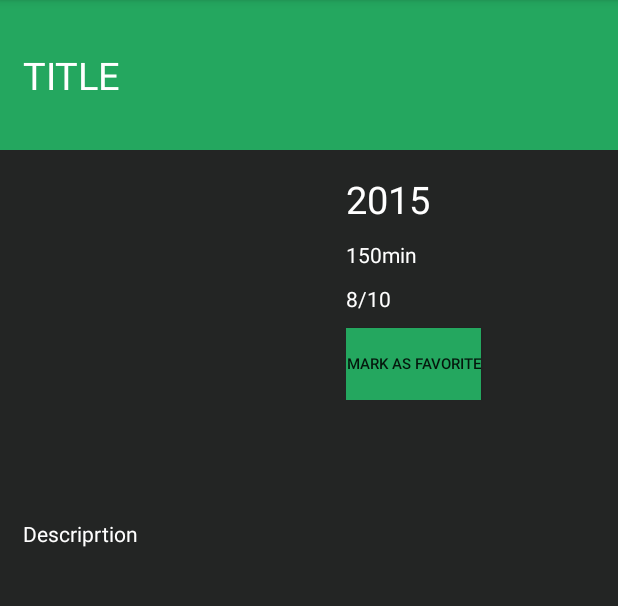
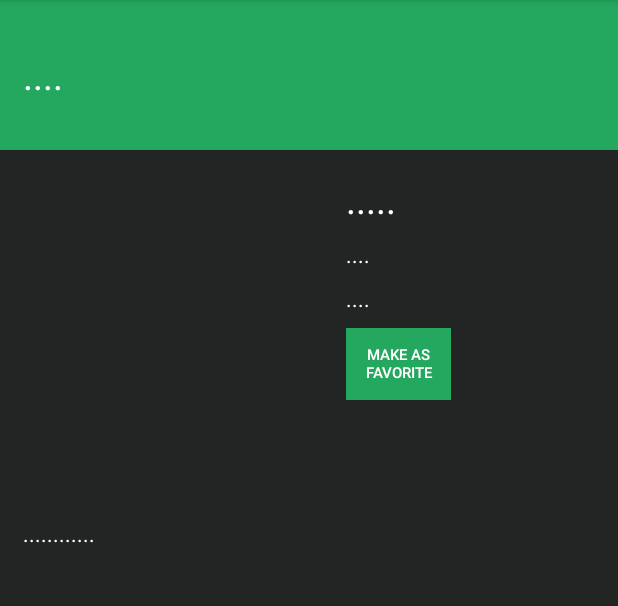
Before and after one commit to oktapn/MovieDB-IAK, an Android app: the DetailActivity screen opened directly, with no data from a screen before it, on a phone screen of 412 x 824 dp, the part 84-690 px from its top. Run offline under Robolectric (Android 15) with nearby library versions, the phone set to English and light mode, and no system bars; pictures from the network do not load; 3 statements that could not run were skipped.

Commit message:
fix adding detail description, and youtube intent to app or web

```diff
--- a/app/src/main/java/com/example/okta/moviedb_iak/activity/MainActivity.java
+++ b/app/src/main/java/com/example/okta/moviedb_iak/activity/MainActivity.java
@@ -36,10 +36,10 @@ public class MainActivity extends AppCompatActivity {
 
         rvPopularMovie = findViewById(R.id.RVPopularMovie);
 
-        getPopularMovie("d5f2a6ecff6d09de0c4abf1b69ea0689","en-US","1");
+        getPopularMovie("d5f2a6ecff6d09de0c4abf1b69ea0689", "en-US", "1");
     }
 
-    private void getPopularMovie(String ApiKey,String language, String Page) {
+    private void getPopularMovie(String ApiKey, String language, String Page) {
         final ProgressDialog progressDialog = new ProgressDialog(MainActivity.this);
         progressDialog.setMessage("Proses Mengambil Data");
         progressDialog.show();
@@ -60,7 +60,9 @@ public class MainActivity extends AppCompatActivity {
                         public void onItemClicked(RecyclerView recyclerView, int position, View v) {
                             Intent DetailIntent = new Intent(MainActivity.this, DetailActivity.class);
                             Integer id = response.body().getResults().get(position).getId();
+                            String overview = response.body().getResults().get(position).getOverview();
                             DetailIntent.putExtra("id_detail", id);
+                            DetailIntent.putExtra("overview", overview);
                             startActivity(DetailIntent);
                         }
                     });
--- a/app/src/main/java/com/example/okta/moviedb_iak/activity/SplashscreenActivity.java
+++ b/app/src/main/java/com/example/okta/moviedb_iak/activity/SplashscreenActivity.java
@@ -17,9 +17,9 @@ public class SplashscreenActivity extends AppCompatActivity {
         new Handler().postDelayed(new Runnable() {
             @Override
             public void run() {
-                Intent mainInten = new Intent(getApplicationContext(),MainActivity.class);
+                Intent mainInten = new Intent(getApplicationContext(), MainActivity.class);
                 startActivity(mainInten);
             }
-        },2000);
+        }, 2000);
     }
 }
--- a/app/src/main/java/com/example/okta/moviedb_iak/rest/APIInterface.java
+++ b/app/src/main/java/com/example/okta/moviedb_iak/rest/APIInterface.java
@@ -2,6 +2,7 @@ package com.example.okta.moviedb_iak.rest;
 
 import com.example.okta.moviedb_iak.model.detailmovie.DetailMovie;
 import com.example.okta.moviedb_iak.model.popularmovie.PupularMovie;
+import com.example.okta.moviedb_iak.model.trailermovie.TrailerMovie;
 
 import retrofit2.Call;
 import retrofit2.http.GET;
@@ -17,8 +18,14 @@ public interface APIInterface {
     Call<PupularMovie> getPopularMovie(@Query("api_key") String apikey,
                                        @Query("language") String language,
                                        @Query("page") String page);
+
     @GET("movie/{movie_id}")
     Call<DetailMovie> getDetailMovie(@Path("movie_id") Integer movie_id,
                                      @Query("api_key") String apikey,
                                      @Query("language") String language);
+
+    @GET("movie/{movie_id}/videos")
+    Call<TrailerMovie> getTrailerMovie(@Path("movie_id") Integer movie_id,
+                                       @Query("api_key") String apikey,
+                                       @Query("language") String language);
 }
--- a/app/src/main/res/layout/activity_detail.xml
+++ b/app/src/main/res/layout/activity_detail.xml
@@ -7,6 +7,13 @@
     android:orientation="vertical"
     app:theme="@style/ThemeOverlay.AppCompat"
     tools:context=".activity.DetailActivity">
+    <ScrollView
+        android:layout_width="match_parent"
+        android:layout_height="wrap_content">
+    <LinearLayout
+        android:layout_width="match_parent"
+        android:layout_height="wrap_content"
+        android:orientation="vertical">
     <LinearLayout
         android:background="@color/green"
         android:layout_width="match_parent"
@@ -14,7 +21,7 @@
         android:layout_height="100dp">
         <TextView
             android:id="@+id/TitleDetail"
-            android:text="TITLE"
+            android:text="...."
             android:textSize="25sp"
             android:textColor="@color/white"
             android:layout_marginLeft="@dimen/size15"
@@ -42,7 +49,7 @@
                 android:id="@+id/YearDetail"
                 android:layout_width="wrap_content"
                 android:layout_height="wrap_content"
-                android:text="2015"
+                android:text="....."
                 android:textSize="25sp"/>
             <TextView
                 android:id="@+id/DurationDetail"
@@ -51,21 +58,22 @@
                 android:layout_width="wrap_content"
                 android:textColor="@color/white"
                 android:layout_height="wrap_content"
-                android:text="150min" />
+                android:text="...." />
             <TextView
                 android:id="@+id/RatingDetail"
                 android:layout_width="wrap_content"
                 android:layout_height="wrap_content"
                 android:textColor="@color/white"
-                android:text="8/10"/>
+                android:text="...."/>
 
             <Button
                 android:layout_marginTop="@dimen/size10"
-                android:layout_width="90dp"
+                android:layout_width="70dp"
                 android:textSize="10sp"
+                android:textColor="@color/white"
                 android:background="@color/green"
                 android:layout_height="wrap_content"
-                android:text="Mark As Favorite"/>
+                android:text="Make As Favorite"/>
         </LinearLayout>
     </LinearLayout>
     <LinearLayout
@@ -74,7 +82,7 @@
         android:orientation="vertical">
         <TextView
             android:id="@+id/DescriptionDetail"
-            android:text="Descriprtion"
+            android:text="............"
             android:textColor="@color/white"
             android:layout_width="wrap_content"
             android:layout_height="wrap_content"
@@ -86,4 +94,12 @@
             android:layout_width="match_parent"
             android:layout_height="1dp"/>
     </LinearLayout>
+        <android.support.v7.widget.RecyclerView
+            android:id="@+id/rvTrailer"
+            android:layout_width="match_parent"
+            android:layout_margin="@dimen/size15"
+            android:layout_height="200dp">
+        </android.support.v7.widget.RecyclerView>
+    </LinearLayout>
+    </ScrollView>
 </LinearLayout>
```
Also changed, not shown: app/src/main/java/com/example/okta/moviedb_iak/activity/DetailActivity.java (+71 -11 lines), app/src/main/java/com/example/okta/moviedb_iak/adapter/AdapterRVTrailerMovie.java (added, +66 -0 lines), app/src/main/java/com/example/okta/moviedb_iak/model/trailermovie/Result.java (added, +98 -0 lines), app/src/main/java/com/example/okta/moviedb_iak/model/trailermovie/TrailerMovie.java (added, +33 -0 lines), app/src/main/res/layout/item_trailer.xml (renamed from app/src/main/res/layout/item_movies.xml, +8 -10 lines), app/src/main/res/drawable/play.png (added).
